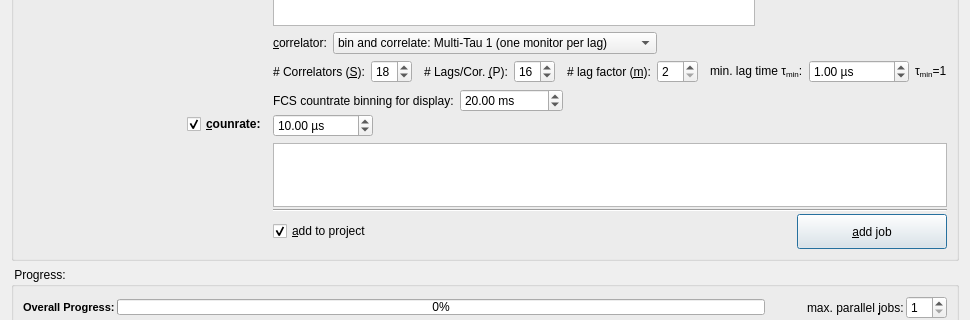
Old version of the form plugins/tcspcimporter/qfetcspcimporterdialog.ui in the repository jkriege2/QuickFit3; both pictures show x 0 to 970 and y 234 to 554 of the 970 by 676 pixel window.
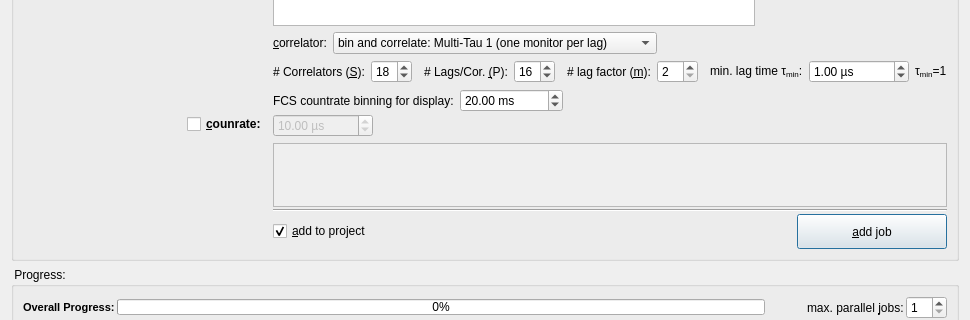
New version of the form. Icons and pictures are not drawn. Custom widgets are drawn as their Qt base class.

What changed in the file:
```diff
--- a/plugins/tcspcimporter/qfetcspcimporterdialog.ui
+++ b/plugins/tcspcimporter/qfetcspcimporterdialog.ui
@@ -378,7 +378,7 @@
             <string>&amp;counrate:</string>
            </property>
            <property name="checked">
-            <bool>true</bool>
+            <bool>false</bool>
            </property>
           </widget>
          </item>
@@ -457,6 +457,9 @@
          </item>
          <item row="5" column="1">
           <widget class="QWidget" name="widCountrate" native="true">
+           <property name="enabled">
+            <bool>false</bool>
+           </property>
            <layout class="QVBoxLayout" name="verticalLayout_4">
             <property name="margin">
              <number>0</number>
```
Left out of the diff: 51 changed lines with no effect on the pictures.
